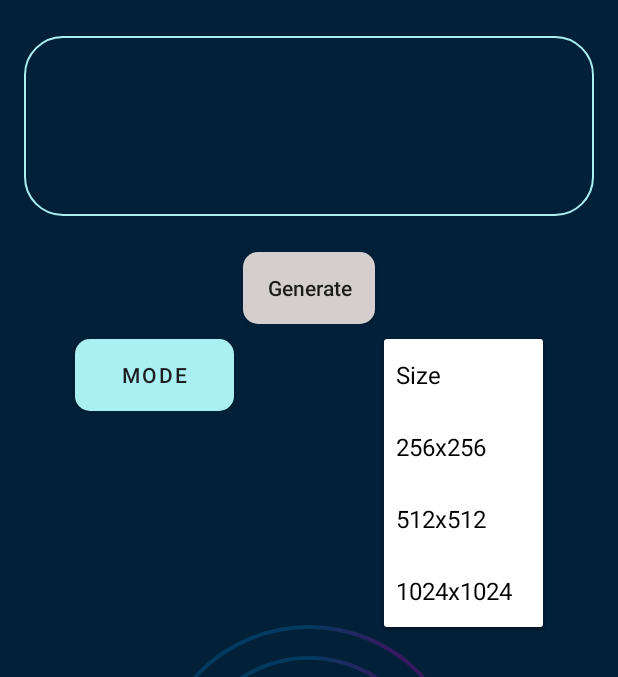
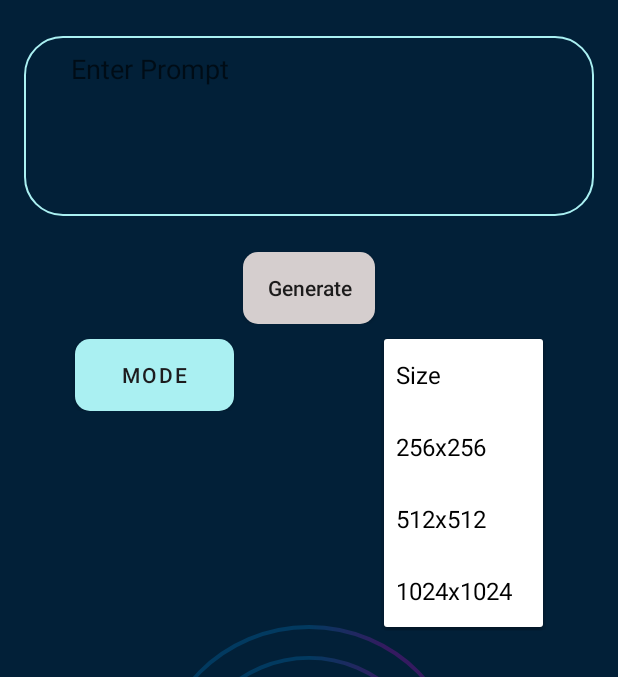
Before and after one commit to UmerTayyeb/Text_To_Image, an Android app: the screen it shows after launch (MainActivity), after a tap on "SIZE", on a phone screen of 412 x 824 dp, the part 84-761 px from its top. Run offline under Robolectric (Android 15) with nearby library versions, the phone set to English and light mode, and no system bars; pictures from the network do not load; 3 other taps on this screen came first.

Commit message:
set inputtext

```diff
--- a/app/src/main/res/layout/activity_main.xml
+++ b/app/src/main/res/layout/activity_main.xml
@@ -63,17 +63,23 @@
 
             <EditText
                 android:id="@+id/inputText"
-                android:layout_width="0dp"
-                android:layout_height="wrap_content"
-                android:layout_marginStart="8dp"
-                android:layout_marginLeft="8dp"
+                android:layout_width="382dp"
+                android:layout_height="101dp"
+                android:layout_marginStart="40dp"
+                android:layout_marginLeft="40dp"
                 android:layout_marginTop="8dp"
-                android:layout_marginEnd="8dp"
-                android:layout_marginRight="8dp"
+                android:layout_marginEnd="40dp"
+                android:layout_marginRight="40dp"
+                android:layout_marginBottom="8dp"
                 android:background="@android:color/transparent"
                 android:ems="10"
+                android:gravity="start"
+                android:paddingStart="32dp"
+                android:paddingLeft="32dp"
+                android:hint="Enter Prompt"
                 android:inputType="textPersonName"
                 android:textColor="#F1EEEE"
+                app:layout_constraintBottom_toBottomOf="@+id/view"
                 app:layout_constraintEnd_toEndOf="@+id/view"
                 app:layout_constraintStart_toStartOf="@+id/view"
                 app:layout_constraintTop_toTopOf="@+id/view" />
```
